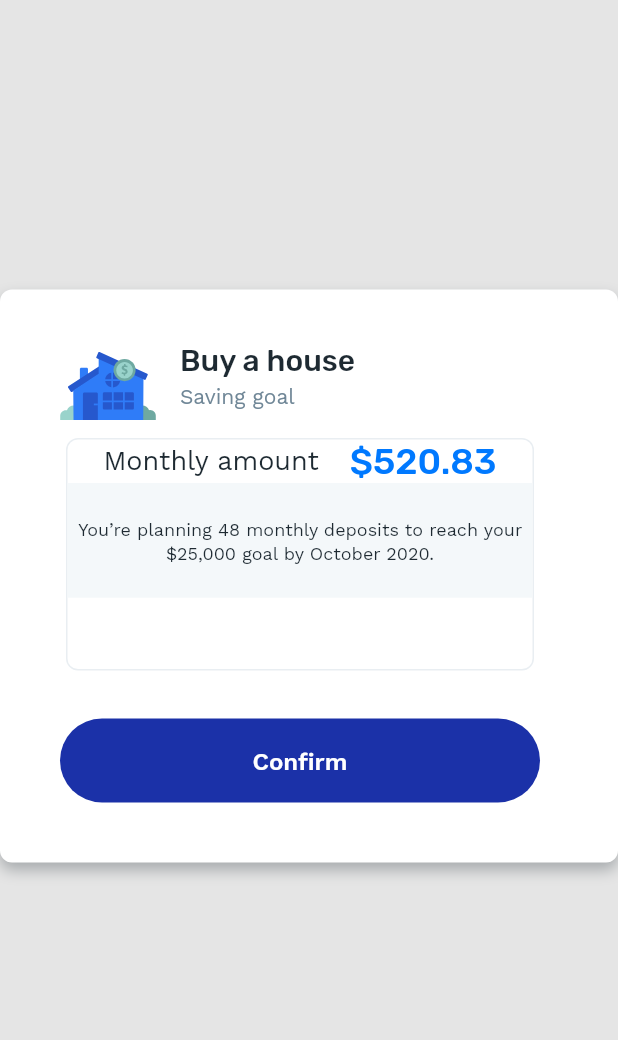
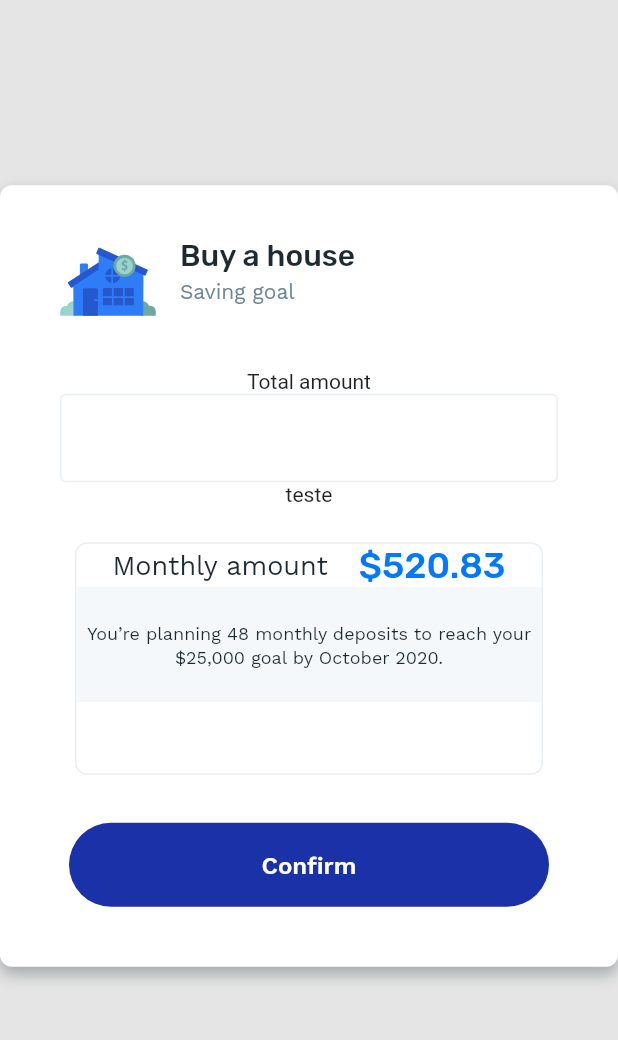
Before and after one commit to fernandamaiait/take-home-assignment, a Flutter app: the screen it shows after launch, on a phone screen of 412 x 824 dp, the part 84-1124 px from its top. Run offline on Flutter 3.47's test engine with Material 2 defaults, Android fonts, the phone set to English and light mode, and no system bars; our stand-ins replace extended_masked_text, flutter_svg, google_fonts.

Commit message:
Implement home components

```diff
--- a/lib/pages/home/components/input_area.dart
+++ b/lib/pages/home/components/input_area.dart
@@ -1,10 +1,69 @@
+import 'package:extended_masked_text/extended_masked_text.dart';
 import 'package:flutter/material.dart';
+import 'package:take_home_assignment/design_system/components/currency_input.dart';
+import 'package:take_home_assignment/design_system/components/input.dart';
+import 'package:take_home_assignment/design_system/utils.dart';
 
-class InputArea extends StatelessWidget {
+class InputArea extends StatefulWidget {
   const InputArea({Key? key}) : super(key: key);
 
   @override
+  _InputAreaState createState() => _InputAreaState();
+}
+
+class _InputAreaState extends State<InputArea> {
+  MoneyMaskedTextController? controller;
+
+  @override
+  void initState() {
+    controller = MoneyMaskedTextController(
+      leftSymbol: '\$ ',
+      decimalSeparator: '.',
+      thousandSeparator: ',',
+      initialValue: 0,
+    );
+    super.initState();
+  }
+
+  @override
   Widget build(BuildContext context) {
-    return Container();
+    return Container(
+      width: double.infinity,
+      child: Column(
+        children: [
+          Input(
+            label: 'Total amount',
+          ),
+          Text('teste'),
+        ],
+      ),
+      // child: Flex(
+      //   direction: isLargeScreen(context) ? Axis.horizontal : Axis.vertical,
+      //   mainAxisAlignment: MainAxisAlignment.spaceBetween,
+      //   children: [
+      //     TextFormField(),
+      //     TextFormField(),
+      //     // Column(
+      //     //   children: [
+      //     //     Text('Total amount'),
+      //     // CurrencyInput(
+      //     //   label: 'Total amount',
+      //     //   controller: controller,
+      //     // ),
+      //     // Input(
+      //     //   controller: controller,
+      //     // ),
+      //     // Text('teste1'),
+      //     // Text('teste'),
+      //     //   ],
+      //     // ),
+      //     // Column(
+      //     //   children: [
+      //     //     Text('Reach goal by'),
+      //     //   ],
+      //     // ),
+      //   ],
+      // ),
+    );
   }
 }
--- a/lib/pages/home/components/simulation_card.dart
+++ b/lib/pages/home/components/simulation_card.dart
@@ -1,7 +1,9 @@
 import 'package:flutter/material.dart';
 import 'package:take_home_assignment/design_system/components/cta.dart';
 import 'package:take_home_assignment/design_system/components/custom_card.dart';
+import 'package:take_home_assignment/design_system/utils.dart';
 import 'package:take_home_assignment/pages/home/components/header.dart';
+import 'package:take_home_assignment/pages/home/components/input_area.dart';
 import 'package:take_home_assignment/pages/home/components/monthly_amount_info.dart';
 
 class SimulationCard extends StatelessWidget {
@@ -18,9 +20,12 @@ class SimulationCard extends StatelessWidget {
             title: 'Buy a house',
             subtitle: 'Saving goal',
           ),
+          SizedBox(height: isLargeScreen(context) ? 28 : 24),
           Column(
             mainAxisAlignment: MainAxisAlignment.center,
             children: [
+              InputArea(),
+              SizedBox(height: 24),
               MonthlyAmountInfo(),
               SizedBox(height: 32),
               Cta(text: 'Confirm'),
```
